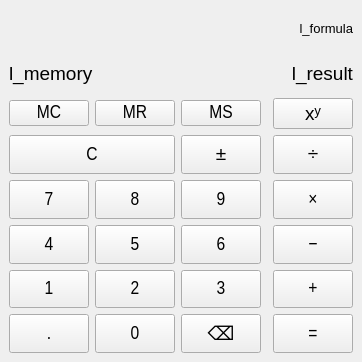
Maestro8701/Course, file QTCalculator/mainwindow.ui: the form before one commit.
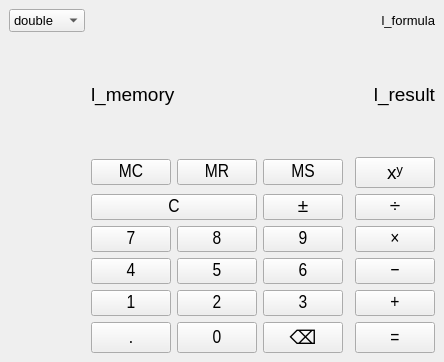
The form after the commit.

```diff
--- a/QTCalculator/mainwindow.ui
+++ b/QTCalculator/mainwindow.ui
@@ -25,7 +25,77 @@
    <string>Калькулятор</string>
   </property>
   <widget class="QWidget" name="centralwidget">
-   <layout class="QGridLayout" name="gridLayout" rowstretch="0,0,0,0,0,0,0,0,0,0" columnstretch="0,2,2,2,0,3">
+   <layout class="QGridLayout" name="gridLayout" rowstretch="0,0,0,0,0,0,0,0,0,0" columnstretch="0,1,1,1,1,1">
+    <!-- Исправленный блок: добавил закрывающий тег для l_formula и пустую ячейку -->
+    <item row="0" column="0">
+     <widget class="QComboBox" name="cmb_controller">
+      <property name="font">
+       <font>
+        <pointsize>10</pointsize>
+       </font>
+      </property>
+      <item>
+       <property name="text">
+        <string>double</string>
+       </property>
+      </item>
+      <item>
+       <property name="text">
+        <string>float</string>
+       </property>
+      </item>
+      <item>
+       <property name="text">
+        <string>uint8_t</string>
+       </property>
+      </item>
+      <item>
+       <property name="text">
+        <string>int</string>
+       </property>
+      </item>
+      <item>
+       <property name="text">
+        <string>int64_t</string>
+       </property>
+      </item>
+      <item>
+       <property name="text">
+        <string>size_t</string>
+       </property>
+      </item>
+      <item>
+       <property name="text">
+        <string>Rational</string>
+       </property>
+      </item>
+     </widget>
+    </item>
+    <item row="0" column="1" colspan="5">
+     <widget class="QLabel" name="l_formula">
+      <property name="font">
+       <font>
+        <pointsize>10</pointsize>
+       </font>
+      </property>
+      <property name="text">
+       <string>l_formula</string>
+      </property>
+      <property name="alignment">
+       <set>Qt::AlignRight|Qt::AlignTrailing|Qt::AlignVCenter</set>
+      </property>
+     </widget>
+    </item>
+    <item row="1" column="0">
+     <spacer name="horizontalSpacer">
+      <property name="sizeHint" stdset="0">
+       <size>
+        <width>40</width>
+        <height>20</height>
+       </size>
+      </property>
+     </spacer>
+    </item>
     <item row="1" column="1" colspan="5">
      <layout class="QHBoxLayout" name="horizontalLayout" stretch="0,1">
       <item>
@@ -267,21 +337,6 @@
       </property>
      </widget>
     </item>
-    <item row="0" column="1" colspan="5">
-     <widget class="QLabel" name="l_formula">
-      <property name="font">
-       <font>
-        <pointsize>10</pointsize>
-       </font>
-      </property>
-      <property name="text">
-       <string>l_formula</string>
-      </property>
-      <property name="alignment">
-       <set>Qt::AlignRight|Qt::AlignTrailing|Qt::AlignVCenter</set>
-      </property>
-     </widget>
-    </item>
     <item row="5" column="2">
      <widget class="QPushButton" name="tb_eight">
       <property name="sizePolicy">
```
Left out of the diff: 3 changed lines with no effect on the pictures.
